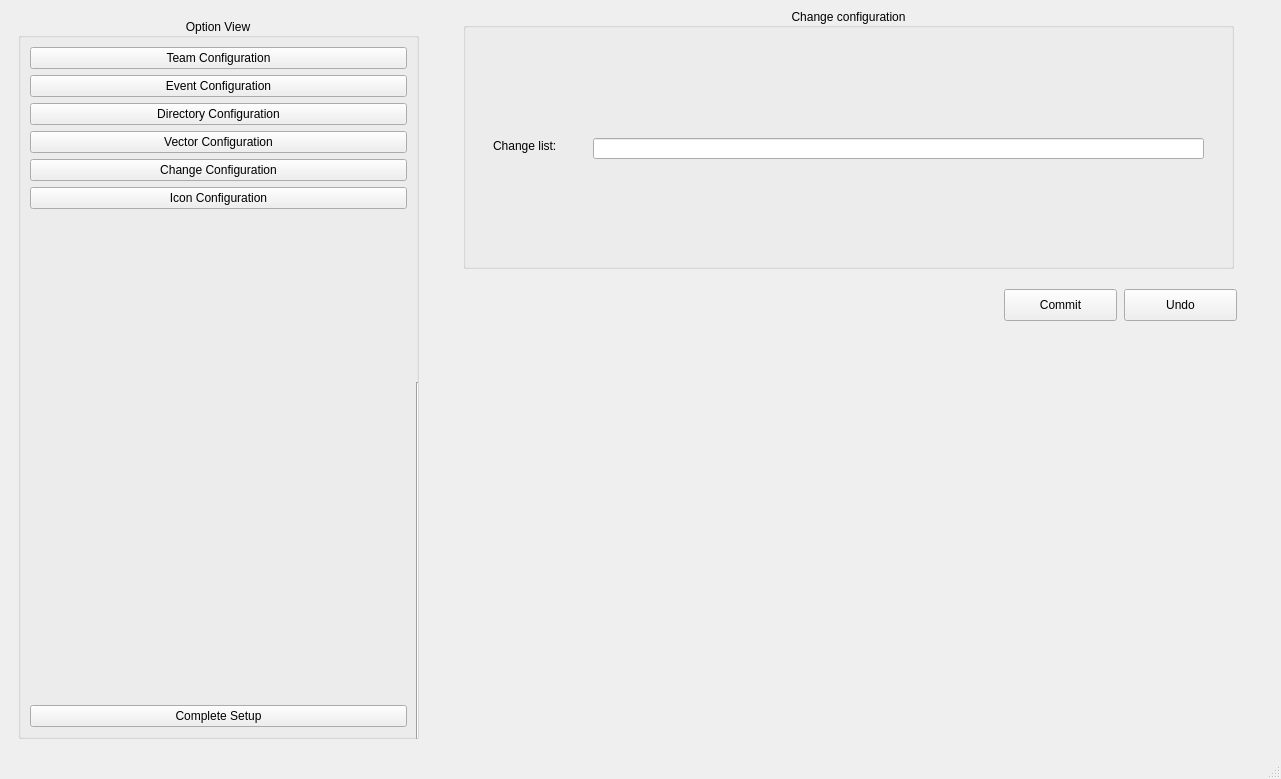
CS4311-spring-2020/pick-tool-team15-spicegirls, file ui/SettingView.ui: the form before one commit.
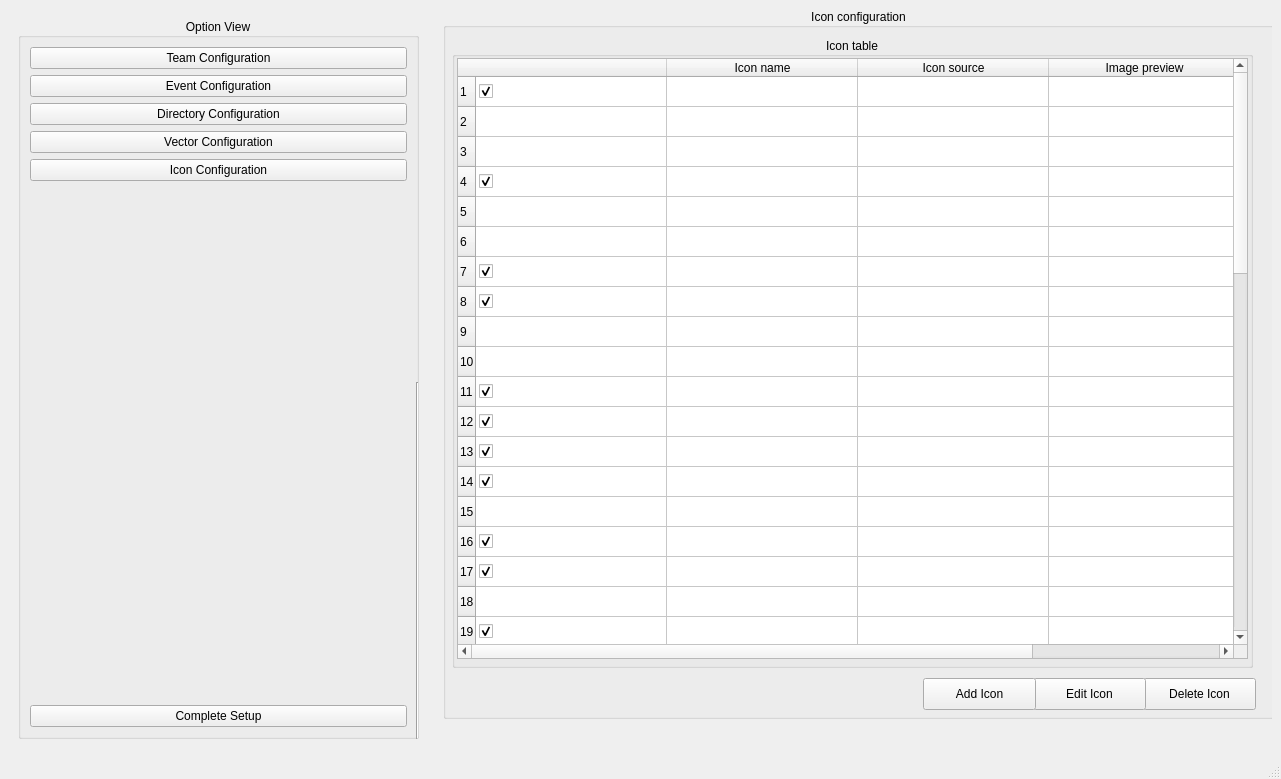
The form after the commit. The open tabs and pages were chosen to show the change.

Commit message: removed change list

What changed in the file:
```diff
--- a/ui/SettingView.ui
+++ b/ui/SettingView.ui
@@ -73,13 +73,6 @@
             </property>
            </widget>
           </item>
-          <item>
-           <widget class="QPushButton" name="OV_ChangeConfigButton">
-            <property name="text">
-             <string>Change Configuration</string>
-            </property>
-           </widget>
-          </item>
           <item>
            <widget class="QPushButton" name="OV_IconConfigButton">
             <property name="text">
@@ -1429,73 +1422,6 @@
         </item>
        </layout>
       </widget>
-      <widget class="QWidget" name="ChangeConfigView">
-       <widget class="QGroupBox" name="ChangeConfigGroupBox">
-        <property name="geometry">
-         <rect>
-          <x>29</x>
-          <y>-1</y>
-          <width>771</width>
-          <height>261</height>
-         </rect>
-        </property>
-        <property name="title">
-         <string>Change configuration</string>
-        </property>
-        <property name="alignment">
-         <set>Qt::AlignCenter</set>
-        </property>
-        <widget class="QLabel" name="CC_ChangeListLabel">
-         <property name="geometry">
-          <rect>
-           <x>30</x>
-           <y>130</y>
-           <width>91</width>
-           <height>16</height>
-          </rect>
-         </property>
-         <property name="text">
-          <string>Change list:</string>
-         </property>
-        </widget>
-        <widget class="QLineEdit" name="CC_ChangeListLineEdit">
-         <property name="geometry">
-          <rect>
-           <x>130</x>
-           <y>130</y>
-           <width>611</width>
-           <height>21</height>
-          </rect>
-         </property>
-        </widget>
-       </widget>
-       <widget class="QPushButton" name="CC_CommitPushButton">
-        <property name="geometry">
-         <rect>
-          <x>570</x>
-          <y>280</y>
-          <width>113</width>
-          <height>32</height>
-         </rect>
-        </property>
-        <property name="text">
-         <string>Commit</string>
-        </property>
-       </widget>
-       <widget class="QPushButton" name="CC_UndoPushButton">
-        <property name="geometry">
-         <rect>
-          <x>690</x>
-          <y>280</y>
-          <width>113</width>
-          <height>32</height>
-         </rect>
-        </property>
-        <property name="text">
-         <string>Undo</string>
-        </property>
-       </widget>
-      </widget>
       <widget class="QWidget" name="IconConfigView">
        <widget class="QGroupBox" name="IconConfigGroupBox">
         <property name="geometry">
```
Left out of the diff: 2 changed lines with no effect on the pictures. The commit also changes 8 other files.
